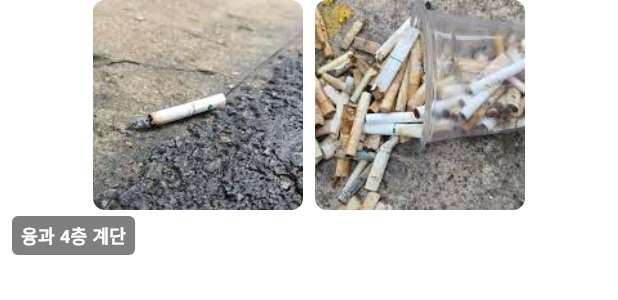
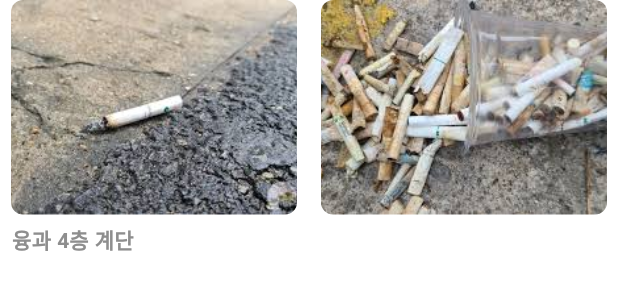
Before and after one commit to jinwon0134/SmokingCamera, a Flutter app: the CaseExampleSlider widget shown alone on an empty page, opened directly, on a phone screen of 412 x 824 dp. Shown: the top 300 px of the screen. Run offline on Flutter 3.47's test engine with Material 3 defaults, Android fonts, the phone set to English and light mode, and no system bars; our stand-ins replace camera, geocoding, geolocator, google_maps_flutter, image_picker; missing offline and left inert: photo_manager; accounts and stored records are empty.

Commit message:
실제사례적용 완료 이미지만 바꾸면 됨

```diff
--- a/lib/Widget/case_example_slider.dart
+++ b/lib/Widget/case_example_slider.dart
@@ -7,7 +7,7 @@ class CaseExampleSlider extends StatefulWidget {
   const CaseExampleSlider({
     super.key,
     required this.imagePairs,
-    required this.descriptions, // ✅ 추가
+    required this.descriptions,
   });
 
   @override
@@ -17,7 +17,7 @@ class CaseExampleSlider extends StatefulWidget {
 class _CaseExampleSliderState extends State<CaseExampleSlider> {
   late PageController _pageController;
   int _currentPage = 0;
-  final double imageSize = 140;
+  final double imageHeight = 120; // 이미지 높이 조정 가능
 
   @override
   void initState() {
@@ -35,31 +35,32 @@ class _CaseExampleSliderState extends State<CaseExampleSlider> {
   Widget build(BuildContext context) {
     return Column(
       children: [
+        // ✅ 높이를 명확히 지정해줌
         SizedBox(
-          height: imageSize + 30,
+          height: imageHeight + 50, // 이미지 + 설명 공간 확보
           child: PageView.builder(
             controller: _pageController,
             itemCount: widget.imagePairs.length,
             onPageChanged: (index) => setState(() => _currentPage = index),
             itemBuilder: (context, index) {
               final pair = widget.imagePairs[index];
-              return Stack(
+              return Column(
+                crossAxisAlignment: CrossAxisAlignment.start,
                 children: [
-                  Row(
+                  Expanded(
+                    child: Row(
                       mainAxisAlignment: MainAxisAlignment.center,
                       children: [
-                      SizedBox(
-                        width: imageSize,
-                        height: imageSize,
+                        AspectRatio(
+                          aspectRatio: 4 / 3,
                           child: ClipRRect(
                             borderRadius: BorderRadius.circular(8),
                             child: Image.asset(pair[0], fit: BoxFit.cover),
                           ),
                         ),
-                      const SizedBox(width: 8),
-                      SizedBox(
-                        width: imageSize,
-                        height: imageSize,
+                        const SizedBox(width: 16),
+                        AspectRatio(
+                          aspectRatio: 4 / 3,
                           child: ClipRRect(
                             borderRadius: BorderRadius.circular(8),
                             child: Image.asset(pair[1], fit: BoxFit.cover),
@@ -67,25 +68,16 @@ class _CaseExampleSliderState extends State<CaseExampleSlider> {
                         ),
                       ],
                     ),
-                  Positioned(
-                    left: 8,
-                    bottom: 0,
-                    child: Container(
-                      padding: const EdgeInsets.symmetric(
-                        horizontal: 6,
-                        vertical: 4,
                   ),
-                      decoration: BoxDecoration(
-                        color: Colors.black.withOpacity(0.5),
-                        borderRadius: BorderRadius.circular(4),
-                      ),
+                  const SizedBox(height: 6),
+                  Padding(
+                    padding: const EdgeInsets.only(left: 8.0),
                     child: Text(
-                        widget.descriptions[index], // 페이지별 텍스트
+                      widget.descriptions[index],
                       style: const TextStyle(
-                          color: Colors.white,
-                          fontSize: 12,
+                        color: Color(0xFF8E8E8E),
+                        fontSize: 14,
                         fontWeight: FontWeight.bold,
-                        ),
                       ),
                     ),
                   ),
```
Also changed, not shown: lib/Page/main_page.dart (+35 -11 lines). Lines whose indentation alone changed are shown as unchanged.
